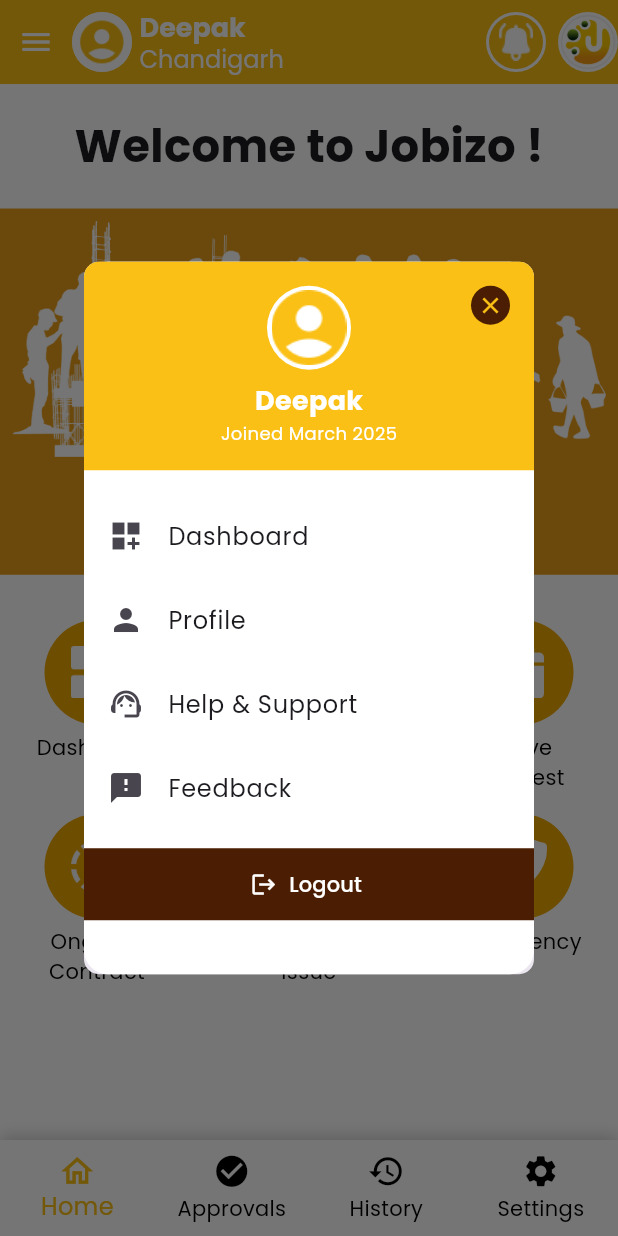
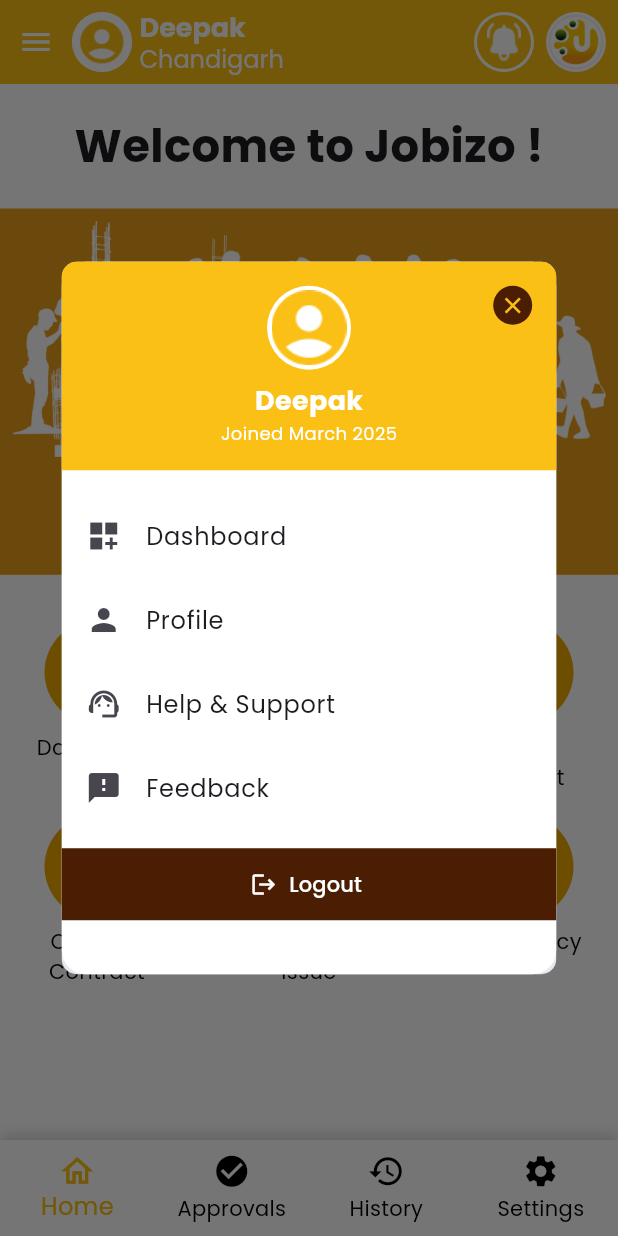
Before and after one commit to Kirtihoodaa/Jobizo, a Flutter app: the LoginPage screen opened directly, after a tap on "Login", after a tap on the "menu" icon, on a phone screen of 412 x 824 dp. Run offline on Flutter 3.47's test engine with Material 3 defaults, Android fonts, the phone set to English and light mode, and no system bars; our stand-ins replace flutter_screenutil, google_fonts, image_picker.

Commit message:
minor changes

```diff
--- a/lib/All_app_bars/app_bar.dart
+++ b/lib/All_app_bars/app_bar.dart
@@ -1,6 +1,7 @@
 import 'package:flutter/material.dart';
 
 import '../Design contraints/FontSizes.dart';
+import '../Labour_POV/CustomMenu.dart';
 
 class CustomAppBar extends StatelessWidget implements PreferredSizeWidget {
   final String name;
@@ -30,7 +31,9 @@ class CustomAppBar extends StatelessWidget implements PreferredSizeWidget {
       elevation: 0,
       automaticallyImplyLeading: false,
       titleSpacing: 0,
-      title: Row(
+      title: Padding(
+        padding: const EdgeInsets.only(right: 8.0),
+        child: Row(
           mainAxisAlignment: MainAxisAlignment.spaceBetween,
           children: [
             /// Menu + Profile Info
@@ -38,7 +41,7 @@ class CustomAppBar extends StatelessWidget implements PreferredSizeWidget {
               children: [
                 IconButton(
                   icon: const Icon(Icons.menu, color: Colors.white),
-                onPressed: onMenuTap ?? () {},
+                  onPressed: onMenuTap ?? () {CustomMenu.show(context);},
                 ),
                 GestureDetector(
                   onTap: onProfileTap,
@@ -108,6 +111,7 @@ class CustomAppBar extends StatelessWidget implements PreferredSizeWidget {
             )
           ],
         ),
+      ),
     );
   }
 
--- a/lib/Labour_POV/CustomMenu.dart
+++ b/lib/Labour_POV/CustomMenu.dart
@@ -8,6 +8,9 @@ import 'package:jobizo/Payments/Payment.dart';
 
 import 'package:jobizo/Design%20contraints/app%20color.dart';
 
+import '../Login/login.dart';
+import '../logout.dart';
+
 class CustomMenu {
   static void show(BuildContext context) {
     showDialog(
@@ -17,11 +20,12 @@ class CustomMenu {
           shape:
               RoundedRectangleBorder(borderRadius: BorderRadius.circular(10)),
           child: Container(
-            width: 300,
+            width: MediaQuery.sizeOf(context).height*0.4,
             decoration: BoxDecoration(
               color: Colors.white,
               borderRadius: BorderRadius.circular(16),
             ),
+            child: SingleChildScrollView(
               child: Column(
                 mainAxisSize: MainAxisSize.min,
                 children: [
@@ -135,7 +139,17 @@ class CustomMenu {
                     margin: EdgeInsets.only(top: 12),
                     color: AppColors.brown,
                     child: TextButton.icon(
-                    onPressed: () {},
+                      onPressed: () {
+                        showLogoutDialog(context, () {
+                          // Place your logout logic here
+                          // For example:
+                          Navigator.pushAndRemoveUntil(
+                            context,
+                            MaterialPageRoute(builder: (context) => LoginPage()),
+                            (route) => false,
+                          );
+                        });
+                      },
                       icon: Icon(Icons.logout, color: Colors.white),
                       label:
                           Text('Logout', style: TextStyle(color: Colors.white)),
@@ -145,6 +159,7 @@ class CustomMenu {
                 ],
               ),
             ),
+          ),
         );
       },
     );
--- a/lib/Labour_POV/Home Screens/HomePage.dart
+++ b/lib/Labour_POV/Home Screens/HomePage.dart
@@ -1,5 +1,6 @@
 import 'package:flutter/cupertino.dart';
 import 'package:flutter/material.dart';
+import 'package:flutter/services.dart';
 import 'package:jobizo/Design%20contraints/FontSizes.dart';
 import 'package:jobizo/Design%20contraints/app%20color.dart';
 import 'package:jobizo/Labour_POV/CustomMenu.dart';
@@ -59,13 +60,18 @@ class _HomepageState extends State<Homepage> {
 
   @override
   Widget build(BuildContext context) {
-    return Scaffold(
+    return WillPopScope(
+      onWillPop: () async {
+        SystemNavigator.pop();
+        return false;
+      },
+      child: Scaffold(
         backgroundColor: Colors.white,
         appBar: CustomAppBar(
           name: 'Deepak',
           location: 'Chandigarh',
           profileImageUrl: '',
-        onMenuTap: () => CustomMenu.show(context),
+          // onMenuTap: () => CustomMenu.show(context),
         ),
         body: SingleChildScrollView(
           child: Column(
@@ -161,6 +167,7 @@ class _HomepageState extends State<Homepage> {
           ),
         ),
         bottomNavigationBar: NavBarLabour(),
+      ),
     );
   }
 }
--- a/lib/Login/login.dart
+++ b/lib/Login/login.dart
@@ -39,7 +39,7 @@ class _LoginPageState extends State<LoginPage> {
                       "Assets/jobizo/JobizoName.png",
                       width: 180.w,
                     ),
-                    SizedBox(height: 80.h),
+                    SizedBox(height: 50.h),
                     Stack(
                       clipBehavior: Clip.none,
                       alignment: Alignment.topCenter,
@@ -72,15 +72,15 @@ class _LoginPageState extends State<LoginPage> {
                                   ),
                                 ],
                               ),
-                              SizedBox(height: 20),
+                              SizedBox(height: 10),
                               // Login with Gmail Button
                               ElevatedButton.icon(
                                 onPressed: () {},
-                                label: const Text(
+                                label:  Text(
                                   "Login with Gmail",
                                   style: TextStyle(
                                     color: Color(0xFF66680E),
-                                    fontSize: 16,
+                                    fontSize: secondary(),
                                     fontWeight: FontWeight.w600,
                                   ),
                                 ),
@@ -95,7 +95,7 @@ class _LoginPageState extends State<LoginPage> {
                                   ),
                                 ),
                               ),
-                              SizedBox(height: 15),
+                              SizedBox(height: 10),
                               // OR text
                               Text(
                                 "OR",
@@ -105,7 +105,7 @@ class _LoginPageState extends State<LoginPage> {
                                   fontWeight: FontWeight.bold,
                                 ),
                               ),
-                              SizedBox(height: 15),
+                              SizedBox(height: 10),
                               // Username TextField
                               TextField(
                                 decoration: InputDecoration(
@@ -113,7 +113,7 @@ class _LoginPageState extends State<LoginPage> {
                                   fillColor: Colors.white,
                                   hintText: "Username",
                                   hintStyle: TextStyle(
-                                    fontSize: 16,
+                                    fontSize: secondary(),
                                     color: Color(0xFF66680E),
                                     fontWeight: FontWeight.w500,
                                   ),
@@ -132,7 +132,7 @@ class _LoginPageState extends State<LoginPage> {
                                   fillColor: Colors.white,
                                   hintText: "Password",
                                   hintStyle: TextStyle(
-                                    fontSize: 16,
+                                    fontSize: secondary(),
                                     color: Color(0xFF66680E),
                                     fontWeight: FontWeight.w500,
                                   ),
@@ -142,14 +142,14 @@ class _LoginPageState extends State<LoginPage> {
                                   ),
                                 ),
                               ),
-                              SizedBox(height: 20),
+                              SizedBox(height: 15),
                               ElevatedButton.icon(
                                 onPressed: () {Navigator.pushReplacement(context, MaterialPageRoute(builder: (context)=> Homepage()));},
-                                label: const Text(
+                                label:  Text(
                                   "Login",
                                   style: TextStyle(
                                     color: Color(0xFF66680E),
-                                    fontSize: 16,
+                                    fontSize: secondary(),
                                     fontWeight: FontWeight.w500,
                                   ),
                                 ),
@@ -164,7 +164,7 @@ class _LoginPageState extends State<LoginPage> {
                                   ),
                                 ),
                               ),
-                              SizedBox(height: 10),
+                              // SizedBox(height: 10),
                               TextButton(
                                   onPressed: () {
                                     Navigator.push(
@@ -177,7 +177,7 @@ class _LoginPageState extends State<LoginPage> {
                                   child: Text(
                                     "Forgot Password?",
                                     style: TextStyle(
-                                      fontSize: 12,
+                                      fontSize: tertiary(),
                                       color: Colors.white,
                                       fontWeight: FontWeight.bold,
                                     ),
@@ -235,7 +235,7 @@ class _LoginPageState extends State<LoginPage> {
                   "Need Help? Contact Support",
                   style: TextStyle(
                     color: Colors.white,
-                    fontSize: 14,
+                    fontSize: tertiary(),
                   ),
                 ),
                 SizedBox(height: 4),
@@ -243,7 +243,7 @@ class _LoginPageState extends State<LoginPage> {
                   "Version 2.1.0",
                   style: TextStyle(
                     color: Colors.white70,
-                    fontSize: 12,
+                    fontSize: tertiary(),
                   ),
                 ),
               ],
--- a/lib/main.dart
+++ b/lib/main.dart
@@ -25,10 +25,10 @@ class MyApp extends StatelessWidget {
         return MaterialApp(
           debugShowCheckedModeBanner: false,
           theme: ThemeData(textTheme: GoogleFonts.poppinsTextTheme()),
-          //home: LoginPage(),
+          home: SplashScreen1(),
           // home: EditProfileScreen(),
           //  home: CustomAppBar(name: 'Deepak', location: 'chandigarh', profileImageUrl: '',),
-          home: Homepage(),
+          // home: Homepage(),
         );
       },
     );
```
Lines whose indentation alone changed are shown as unchanged.
